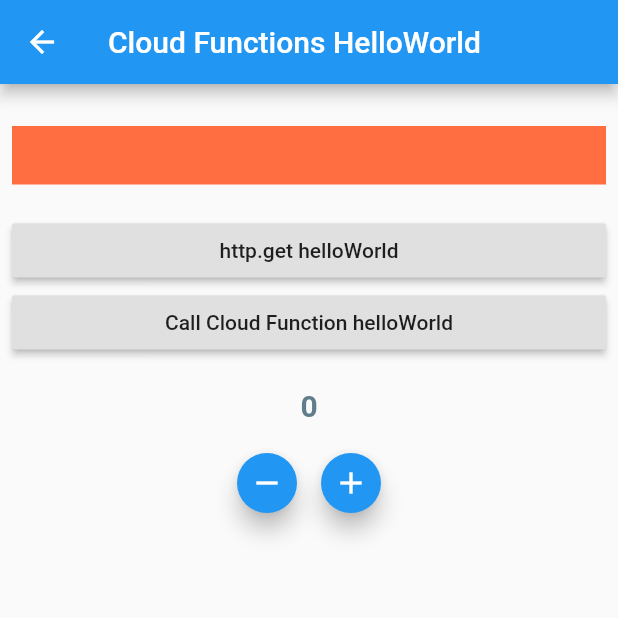
After one commit to jyryuitpro/firebasesnslogin, a Flutter app: the Functions screen opened directly, on a phone screen of 412 x 824 dp, the top half of it. The commit adds this screen. Run offline on Flutter 3.47's test engine with Material 2 defaults, Android fonts, the phone set to English and light mode, and no system bars; our stand-ins replace cloud_functions, firebase_auth, firebase_core, google_sign_in, sign_in_with_apple; missing offline and left inert: flutter_web_auth; accounts and stored records are empty.

Commit message:
파이어베이스 함수 로그인 연동

```diff
--- a/lib/main.dart
+++ b/lib/main.dart
@@ -1,7 +1,11 @@
+import 'package:firebase_core/firebase_core.dart';
 import 'package:firebasesnslogin/src/app.dart';
+import 'package:firebasesnslogin/src/pages/functions.dart';
 import 'package:flutter/material.dart';
 
-void main() {
+Future<void> main() async {
+  // WidgetsFlutterBinding.ensureInitialized();
+  // await Firebase.initializeApp();
   runApp(MyApp());
 }
 
--- a/lib/src/app.dart
+++ b/lib/src/app.dart
@@ -1,4 +1,5 @@
 import 'package:firebase_core/firebase_core.dart';
+import 'package:firebasesnslogin/src/pages/functions.dart';
 import 'package:firebasesnslogin/src/pages/home.dart';
 import 'package:flutter/material.dart';
 
--- /dev/null
+++ b/lib/src/pages/functions.dart
@@ -0,0 +1,181 @@
+import 'package:cloud_functions/cloud_functions.dart';
+import 'package:flutter/material.dart';
+import 'package:http/http.dart' as http;
+
+class Functions extends StatefulWidget {
+  const Functions({Key? key}) : super(key: key);
+
+  @override
+  _FunctionsState createState() => _FunctionsState();
+}
+
+class _FunctionsState extends State<Functions> {
+  // final GlobalKey<ScaffoldState> _scaffoldKey = new GlobalKey<ScaffoldState>();
+
+  // final HttpsCallable helloWorld = CloudFunctions.instance
+  //     .getHttpsCallable(functionName: 'helloWorld') // 호출할 Cloud Functions 의 함수명
+  //   ..timeout = const Duration(seconds: 30);  // 타임아웃 설정(옵션)
+
+  HttpsCallable helloWorld =
+      FirebaseFunctions.instance.httpsCallable('helloWorld');
+
+  // final HttpsCallable addCount = CloudFunctions.instance
+  //     .getHttpsCallable(functionName: 'addCount') // 호출할 Cloud Functions 의 함수명
+  //   ..timeout = const Duration(seconds: 30); // 타임아웃 설정(옵션)
+
+  HttpsCallable addCount = FirebaseFunctions.instance.httpsCallable('addCount');
+
+  // final HttpsCallable removeCount = CloudFunctions.instance.getHttpsCallable(
+  //     functionName: 'removeCount') // 호출할 Cloud Functions 의 함수명
+  //   ..timeout = const Duration(seconds: 30); // 타임아웃 설정(옵션)
+
+  HttpsCallable removeCount =
+      FirebaseFunctions.instance.httpsCallable('removeCount');
+
+  String resp = "";
+  int count = 0;
+
+  @override
+  Widget build(BuildContext context) {
+    return Scaffold(
+      // key: _scaffoldKey,
+      appBar: AppBar(title: Text("Cloud Functions HelloWorld")),
+      body: Padding(
+        padding: const EdgeInsets.all(8.0),
+        child: ListView(
+          children: <Widget>[
+            Container(
+              alignment: Alignment.center,
+              margin: const EdgeInsets.symmetric(vertical: 20),
+              padding: const EdgeInsets.all(10),
+              color: Colors.deepOrangeAccent,
+              child: Text(
+                resp,
+                style: TextStyle(color: Colors.white, fontSize: 16),
+              ),
+            ),
+            // URL로 helloWorld 에 접근
+            RaisedButton(
+              child: Text("http.get helloWorld"),
+              onPressed: () async {
+                // clearResponse();
+                String url =
+                    "https://us-central1-fir-snslogin-11626.cloudfunctions.net/helloWorld";
+                // showProgressSnackBar();
+                var response = await http.get(Uri.parse(url));
+                // hideProgressSnackBar();
+                setState(() {
+                  resp = response.body;
+                });
+              },
+            ),
+
+            // Cloud Functions 으로 호출
+            RaisedButton(
+              child: Text("Call Cloud Function helloWorld"),
+              onPressed: () async {
+                try {
+                  // clearResponse();
+                  // showProgressSnackBar();
+                  final HttpsCallableResult result = await helloWorld.call();
+                  setState(() {
+                    resp = result.data;
+                  });
+                } catch (e) {
+                  print('caught generic exception');
+                  print(e);
+                }
+                // hideProgressSnackBar();
+              },
+            ),
+            Container(
+              padding: const EdgeInsets.symmetric(vertical: 20),
+              alignment: Alignment.center,
+              child: Text(
+                count.toString(),
+                style: TextStyle(
+                  color: Colors.blueGrey,
+                  fontSize: 20,
+                  fontWeight: FontWeight.bold,
+                ),
+              ),
+            ),
+            Container(
+              height: 40,
+              child: Row(
+                mainAxisAlignment: MainAxisAlignment.center,
+                children: <Widget>[
+                  FloatingActionButton(
+                    heroTag: null,
+                    child: Icon(Icons.remove),
+                    onPressed: () async {
+                      final HttpsCallableResult result = await removeCount.call(<String, dynamic>{'count': count});
+                      print(result.data);
+                      setState(() {
+                        count = result.data;
+                      });
+                    },
+                  ),
+                  FloatingActionButton(
+                    heroTag: null,
+                    child: Icon(Icons.add),
+                    onPressed: () async {
+                      final HttpsCallableResult result = await addCount.call(<String, dynamic>{'count': count});
+                      print(result.data);
+                      setState(() {
+                        count = result.data;
+                      });
+                    },
+                  )
+                ],
+              ),
+            ),
+          ],
+        ),
+      ),
+    );
+  }
+
+// clearResponse() {
+//   setState(() {
+//     resp = "";
+//   });
+// }
+
+// showProgressSnackBar() {
+//   _scaffoldKey.currentState
+//     ..hideCurrentSnackBar()
+//     ..showSnackBar(
+//       SnackBar(
+//         duration: Duration(seconds: 10),
+//         content: Row(
+//           children: <Widget>[
+//             CircularProgressIndicator(),
+//             Text("   Calling Firebase Cloud Functions...")
+//           ],
+//         ),
+//       ),
+//     );
+// }
+
+// hideProgressSnackBar() {
+//   _scaffoldKey.currentState..hideCurrentSnackBar();
+// }
+
+// showErrorSnackBar(String msg) {
+//   _scaffoldKey.currentState
+//     ..hideCurrentSnackBar()
+//     ..showSnackBar(
+//       SnackBar(
+//         backgroundColor: Colors.red[400],
+//         duration: Duration(seconds: 10),
+//         content: Text(msg),
+//         action: SnackBarAction(
+//           label: "Done",
+//           textColor: Colors.white,
+//           onPressed: () {},
+//         ),
+//       ),
+//     );
+// }
+}
--- a/pubspec.yaml
+++ b/pubspec.yaml
@@ -35,6 +35,7 @@ dependencies:
   flutter_web_auth: ^0.3.0
   uuid: ^3.0.4
   http: ^0.13.3
+  cloud_functions: ^3.0.2
 
 dev_dependencies:
   flutter_test:
```
Also changed, not shown: lib/src/pages/login.dart (+71 -4 lines), pubspec.lock, 3 other files.
